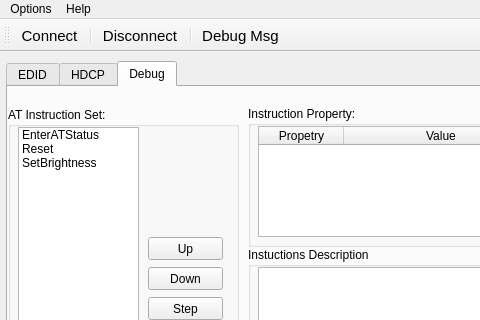
Above: mainwindow.ui from HeartbreakSurvivor/DDCTool before the change; both pictures show x 0 to 480 and y 0 to 320 of the 812 by 603 pixel window. Below: the same form after it.
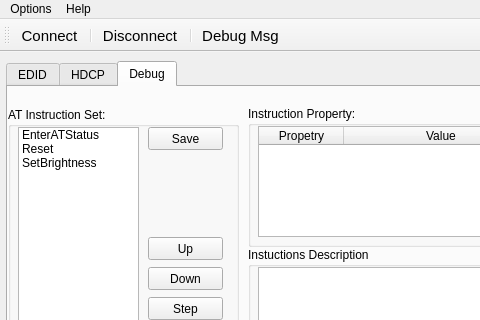
That is the form after the change. Icons and pictures are not drawn.

Commit message: add the hdcp and edid buen_msg struct instance

Patch:
```diff
--- a/mainwindow.ui
+++ b/mainwindow.ui
@@ -1529,6 +1529,19 @@
         <string>Up</string>
        </property>
       </widget>
+      <widget class="QPushButton" name="pushButton_19">
+       <property name="geometry">
+        <rect>
+         <x>140</x>
+         <y>20</y>
+         <width>75</width>
+         <height>23</height>
+        </rect>
+       </property>
+       <property name="text">
+        <string>Save</string>
+       </property>
+      </widget>
      </widget>
      <widget class="QGroupBox" name="groupBox_6">
       <property name="geometry">
```
The commit also changes 2 other files.
